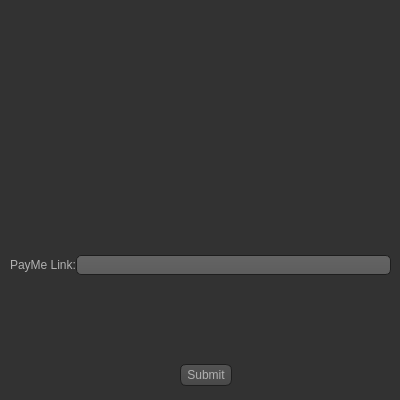
Before: the Qt Designer form UI/Driver_Paypal.ui in 1412kauti/ProjectHurricane, drawn with Qt 5.
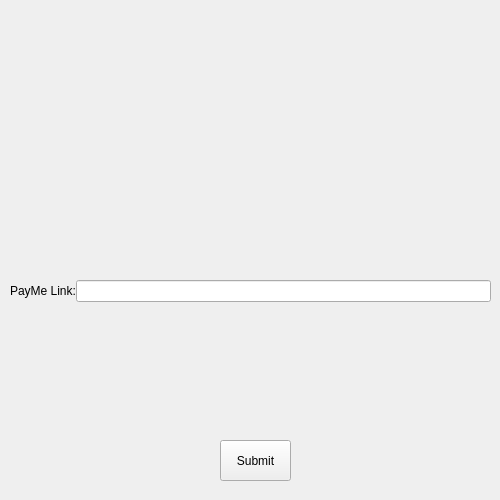
After: the same form once the commit is applied. Icons and pictures are not drawn.

Patch:
```diff
--- a/UI/Driver_Paypal.ui
+++ b/UI/Driver_Paypal.ui
@@ -6,8 +6,8 @@
    <rect>
     <x>0</x>
     <y>0</y>
-    <width>400</width>
-    <height>400</height>
+    <width>500</width>
+    <height>500</height>
    </rect>
   </property>
   <property name="sizePolicy">
@@ -18,545 +18,27 @@
   </property>
   <property name="minimumSize">
    <size>
-    <width>400</width>
-    <height>400</height>
+    <width>500</width>
+    <height>500</height>
    </size>
   </property>
   <property name="maximumSize">
    <size>
-    <width>400</width>
-    <height>400</height>
+    <width>500</width>
+    <height>500</height>
    </size>
   </property>
   <property name="windowTitle">
    <string>Form</string>
   </property>
   <property name="styleSheet">
-   <string notr="true">QToolTip
-{
-     border: 1px solid black;
-     background-color: #ffa02f;
-     padding: 1px;
-     border-radius: 3px;
-     opacity: 100;
-}
-
-QWidget
-{
-    color: #b1b1b1;
-    background-color: #323232;
-}
-
-QTreeView, QListView
-{
-    background-color: silver;
-    margin-left: 5px;
-}
-
-QWidget:item:hover
-{
-    background-color: QLinearGradient( x1: 0, y1: 0, x2: 0, y2: 1, stop: 0 #ffa02f, stop: 1 #ca0619);
-    color: #000000;
-}
-
-QWidget:item:selected
-{
-    background-color: QLinearGradient( x1: 0, y1: 0, x2: 0, y2: 1, stop: 0 #ffa02f, stop: 1 #d7801a);
-}
-
-QMenuBar::item
-{
-    background: transparent;
-}
-
-QMenuBar::item:selected
-{
-    background: transparent;
-    border: 1px solid #ffaa00;
-}
-
-QMenuBar::item:pressed
-{
-    background: #444;
-    border: 1px solid #000;
-    background-color: QLinearGradient(
-        x1:0, y1:0,
-        x2:0, y2:1,
-        stop:1 #212121,
-        stop:0.4 #343434/*,
-        stop:0.2 #343434,
-        stop:0.1 #ffaa00*/
-    );
-    margin-bottom:-1px;
-    padding-bottom:1px;
-}
-
-QMenu
-{
-    border: 1px solid #000;
-}
-
-QMenu::item
-{
-    padding: 2px 20px 2px 20px;
-}
-
-QMenu::item:selected
-{
-    color: #000000;
-}
-
-QWidget:disabled
-{
-    color: #808080;
-    background-color: #323232;
-}
-
-QAbstractItemView
-{
-    background-color: QLinearGradient( x1: 0, y1: 0, x2: 0, y2: 1, stop: 0 #4d4d4d, stop: 0.1 #646464, stop: 1 #5d5d5d);
-}
-
-QWidget:focus
-{
-    /*border: 1px solid darkgray;*/
-}
-
-QLineEdit
-{
-    background-color: QLinearGradient( x1: 0, y1: 0, x2: 0, y2: 1, stop: 0 #4d4d4d, stop: 0 #646464, stop: 1 #5d5d5d);
-    padding: 1px;
-    border-style: solid;
-    border: 1px solid #1e1e1e;
-    border-radius: 5;
-}
-
-QPushButton
-{
-    color: #b1b1b1;
-    background-color: QLinearGradient( x1: 0, y1: 0, x2: 0, y2: 1, stop: 0 #565656, stop: 0.1 #525252, stop: 0.5 #4e4e4e, stop: 0.9 #4a4a4a, stop: 1 #464646);
-    border-width: 1px;
-    border-color: #1e1e1e;
-    border-style: solid;
-    border-radius: 6;
-    padding: 3px;
-    font-size: 12px;
-    padding-left: 5px;
-    padding-right: 5px;
-    min-width: 40px;
-}
-
-QPushButton:pressed
-{
-    background-color: QLinearGradient( x1: 0, y1: 0, x2: 0, y2: 1, stop: 0 #2d2d2d, stop: 0.1 #2b2b2b, stop: 0.5 #292929, stop: 0.9 #282828, stop: 1 #252525);
-}
-
-QComboBox
-{
-    selection-background-color: #ffaa00;
-    background-color: QLinearGradient( x1: 0, y1: 0, x2: 0, y2: 1, stop: 0 #565656, stop: 0.1 #525252, stop: 0.5 #4e4e4e, stop: 0.9 #4a4a4a, stop: 1 #464646);
-    border-style: solid;
-    border: 1px solid #1e1e1e;
-    border-radius: 5;
-}
-
-QComboBox:hover,QPushButton:hover
-{
-    border: 2px solid QLinearGradient( x1: 0, y1: 0, x2: 0, y2: 1, stop: 0 #ffa02f, stop: 1 #d7801a);
-}
-
-
-QComboBox:on
-{
-    padding-top: 3px;
-    padding-left: 4px;
-    background-color: QLinearGradient( x1: 0, y1: 0, x2: 0, y2: 1, stop: 0 #2d2d2d, stop: 0.1 #2b2b2b, stop: 0.5 #292929, stop: 0.9 #282828, stop: 1 #252525);
-    selection-background-color: #ffaa00;
-}
-
-QComboBox QAbstractItemView
-{
-    border: 2px solid darkgray;
-    selection-background-color: QLinearGradient( x1: 0, y1: 0, x2: 0, y2: 1, stop: 0 #ffa02f, stop: 1 #d7801a);
-}
-
-QComboBox::drop-down
-{
-     subcontrol-origin: padding;
-     subcontrol-position: top right;
-     width: 15px;
-
-     border-left-width: 0px;
-     border-left-color: darkgray;
-     border-left-style: solid; /* just a single line */
-     border-top-right-radius: 3px; /* same radius as the QComboBox */
-     border-bottom-right-radius: 3px;
- }
-
-QComboBox::down-arrow
-{
-     image: url(:/dark_orange/img/down_arrow.png);
-}
-
-QGroupBox
-{
-    border: 1px solid darkgray;
-    margin-top: 10px;
-}
-
-QGroupBox:focus
-{
-    border: 1px solid darkgray;
-}
-
-QTextEdit:focus
-{
-    border: 1px solid darkgray;
-}
-
-QScrollBar:horizontal {
-     border: 1px solid #222222;
-     background: QLinearGradient( x1: 0, y1: 0, x2: 0, y2: 1, stop: 0.0 #121212, stop: 0.2 #282828, stop: 1 #484848);
-     height: 7px;
-     margin: 0px 16px 0 16px;
-}
-
-QScrollBar::handle:horizontal
-{
-      background: QLinearGradient( x1: 0, y1: 0, x2: 1, y2: 0, stop: 0 #ffa02f, stop: 0.5 #d7801a, stop: 1 #ffa02f);
-      min-height: 20px;
-      border-radius: 2px;
-}
-
-QScrollBar::add-line:horizontal {
-      border: 1px solid #1b1b19;
-      border-radius: 2px;
-      background: QLinearGradient( x1: 0, y1: 0, x2: 1, y2: 0, stop: 0 #ffa02f, stop: 1 #d7801a);
-      width: 14px;
-      subcontrol-position: right;
-      subcontrol-origin: margin;
-}
-
-QScrollBar::sub-line:horizontal {
-      border: 1px solid #1b1b19;
-      border-radius: 2px;
-      background: QLinearGradient( x1: 0, y1: 0, x2: 1, y2: 0, stop: 0 #ffa02f, stop: 1 #d7801a);
-      width: 14px;
-     subcontrol-position: left;
-     subcontrol-origin: margin;
-}
-
-QScrollBar::right-arrow:horizontal, QScrollBar::left-arrow:horizontal
-{
-      border: 1px solid black;
-      width: 1px;
-      height: 1px;
-      background: white;
-}
-
-QScrollBar::add-page:horizontal, QScrollBar::sub-page:horizontal
-{
-      background: none;
-}
-
-QScrollBar:vertical
-{
-      background: QLinearGradient( x1: 0, y1: 0, x2: 1, y2: 0, stop: 0.0 #121212, stop: 0.2 #282828, stop: 1 #484848);
-      width: 7px;
-      margin: 16px 0 16px 0;
-      border: 1px solid #222222;
-}
-
-QScrollBar::handle:vertical
-{
-      background: QLinearGradient( x1: 0, y1: 0, x2: 0, y2: 1, stop: 0 #ffa02f, stop: 0.5 #d7801a, stop: 1 #ffa02f);
-      min-height: 20px;
-      border-radius: 2px;
-}
-
-QScrollBar::add-line:vertical
-{
-      border: 1px solid #1b1b19;
-      border-radius: 2px;
-      background: QLinearGradient( x1: 0, y1: 0, x2: 0, y2: 1, stop: 0 #ffa02f, stop: 1 #d7801a);
-      height: 14px;
-      subcontrol-position: bottom;
-      subcontrol-origin: margin;
-}
-
-QScrollBar::sub-line:vertical
-{
-      border: 1px solid #1b1b19;
-      border-radius: 2px;
-      background: QLinearGradient( x1: 0, y1: 0, x2: 0, y2: 1, stop: 0 #d7801a, stop: 1 #ffa02f);
-      height: 14px;
-      subcontrol-position: top;
-      subcontrol-origin: margin;
-}
-
-QScrollBar::up-arrow:vertical, QScrollBar::down-arrow:vertical
-{
-      border: 1px solid black;
-      width: 1px;
-      height: 1px;
-      background: white;
-}
-
-
-QScrollBar::add-page:vertical, QScrollBar::sub-page:vertical
-{
-      background: none;
-}
-
-QTextEdit
-{
-    background-color: #242424;
-}
-
-QPlainTextEdit
-{
-    background-color: #242424;
-}
-
-QHeaderView::section
-{
-    background-color: QLinearGradient(x1:0, y1:0, x2:0, y2:1, stop:0 #616161, stop: 0.5 #505050, stop: 0.6 #434343, stop:1 #656565);
-    color: white;
-    padding-left: 4px;
-    border: 1px solid #6c6c6c;
-}
-
-QCheckBox:disabled
-{
-color: #414141;
-}
-
-QDockWidget::title
-{
-    text-align: center;
-    spacing: 3px; /* spacing between items in the tool bar */
-    background-color: QLinearGradient(x1:0, y1:0, x2:0, y2:1, stop:0 #323232, stop: 0.5 #242424, stop:1 #323232);
-}
-
-QDockWidget::close-button, QDockWidget::float-button
-{
-    text-align: center;
-    spacing: 1px; /* spacing between items in the tool bar */
-    background-color: QLinearGradient(x1:0, y1:0, x2:0, y2:1, stop:0 #323232, stop: 0.5 #242424, stop:1 #323232);
-}
-
-QDockWidget::close-button:hover, QDockWidget::float-button:hover
-{
-    background: #242424;
-}
-
-QDockWidget::close-button:pressed, QDockWidget::float-button:pressed
-{
-    padding: 1px -1px -1px 1px;
-}
-
-QMainWindow::separator
-{
-    background-color: QLinearGradient(x1:0, y1:0, x2:0, y2:1, stop:0 #161616, stop: 0.5 #151515, stop: 0.6 #212121, stop:1 #343434);
-    color: white;
-    padding-left: 4px;
-    border: 1px solid #4c4c4c;
-    spacing: 3px; /* spacing between items in the tool bar */
-}
-
-QMainWindow::separator:hover
-{
-
-    background-color: QLinearGradient(x1:0, y1:0, x2:0, y2:1, stop:0 #d7801a, stop:0.5 #b56c17 stop:1 #ffa02f);
-    color: white;
-    padding-left: 4px;
-    border: 1px solid #6c6c6c;
-    spacing: 3px; /* spacing between items in the tool bar */
-}
-
-QToolBar::handle
-{
-     spacing: 3px; /* spacing between items in the tool bar */
-     background: url(:/dark_orange/img/handle.png);
-}
-
-QMenu::separator
-{
-    height: 2px;
-    background-color: QLinearGradient(x1:0, y1:0, x2:0, y2:1, stop:0 #161616, stop: 0.5 #151515, stop: 0.6 #212121, stop:1 #343434);
-    color: white;
-    padding-left: 4px;
-    margin-left: 10px;
-    margin-right: 5px;
-}
-
-QProgressBar
-{
-    border: 2px solid grey;
-    border-radius: 5px;
-    text-align: center;
-}
-
-QProgressBar::chunk
-{
-    background-color: #d7801a;
-    width: 2.15px;
-    margin: 0.5px;
-}
-
-QTabBar::tab {
-    color: #b1b1b1;
-    border: 1px solid #444;
-    border-bottom-style: none;
-    background-color: #323232;
-    padding-left: 10px;
-    padding-right: 10px;
-    padding-top: 3px;
-    padding-bottom: 2px;
-    margin-right: -1px;
-}
-
-QTabWidget::pane {
-    border: 1px solid #444;
-    top: 1px;
-}
-
-QTabBar::tab:last
-{
-    margin-right: 0; /* the last selected tab has nothing to overlap with on the right */
-    border-top-right-radius: 3px;
-}
-
-QTabBar::tab:first:!selected
-{
- margin-left: 0px; /* the last selected tab has nothing to overlap with on the right */
-
-
-    border-top-left-radius: 3px;
-}
-
-QTabBar::tab:!selected
-{
-    color: #b1b1b1;
-    border-bottom-style: solid;
-    margin-top: 3px;
-    background-color: QLinearGradient(x1:0, y1:0, x2:0, y2:1, stop:1 #212121, stop:.4 #343434);
-}
-
-QTabBar::tab:selected
-{
-    border-top-left-radius: 3px;
-    border-top-right-radius: 3px;
-    margin-bottom: 0px;
-}
-
-QTabBar::tab:!selected:hover
-{
-    /*border-top: 2px solid #ffaa00;
-    padding-bottom: 3px;*/
-    border-top-left-radius: 3px;
-    border-top-right-radius: 3px;
-    background-color: QLinearGradient(x1:0, y1:0, x2:0, y2:1, stop:1 #212121, stop:0.4 #343434, stop:0.2 #343434, stop:0.1 #ffaa00);
-}
-
-QRadioButton::indicator:checked, QRadioButton::indicator:unchecked{
-    color: #b1b1b1;
-    background-color: #323232;
-    border: 1px solid #b1b1b1;
-    border-radius: 6px;
-}
-
-QRadioButton::indicator:checked
-{
-    background-color: qradialgradient(
-        cx: 0.5, cy: 0.5,
-        fx: 0.5, fy: 0.5,
-        radius: 1.0,
-        stop: 0.25 #ffaa00,
-        stop: 0.3 #323232
-    );
-}
-
-QCheckBox::indicator{
-    color: #b1b1b1;
-    background-color: #323232;
-    border: 1px solid #b1b1b1;
-    width: 9px;
-    height: 9px;
-}
-
-QRadioButton::indicator
-{
-    border-radius: 6px;
-}
-
-QRadioButton::indicator:hover, QCheckBox::indicator:hover
-{
-    border: 1px solid #ffaa00;
-}
-
-QCheckBox::indicator:checked
-{
-    image:url(:/dark_orange/img/checkbox.png);
-}
-
-QCheckBox::indicator:disabled, QRadioButton::indicator:disabled
-{
-    border: 1px solid #444;
-}
-
-
-QSlider::groove:horizontal {
-    border: 1px solid #3A3939;
-    height: 8px;
-    background: #201F1F;
-    margin: 2px 0;
-    border-radius: 2px;
-}
-
-QSlider::handle:horizontal {
-    background: QLinearGradient( x1: 0, y1: 0, x2: 0, y2: 1,
-      stop: 0.0 silver, stop: 0.2 #a8a8a8, stop: 1 #727272);
-    border: 1px solid #3A3939;
-    width: 14px;
-    height: 14px;
-    margin: -4px 0;
-    border-radius: 2px;
-}
-
-QSlider::groove:vertical {
-    border: 1px solid #3A3939;
-    width: 8px;
-    background: #201F1F;
-    margin: 0 0px;
-    border-radius: 2px;
-}
-
-QSlider::handle:vertical {
-    background: QLinearGradient( x1: 0, y1: 0, x2: 0, y2: 1, stop: 0.0 silver,
-      stop: 0.2 #a8a8a8, stop: 1 #727272);
-    border: 1px solid #3A3939;
-    width: 14px;
-    height: 14px;
-    margin: 0 -4px;
-    border-radius: 2px;
-}
-
-QAbstractSpinBox {
-    padding-top: 2px;
-    padding-bottom: 2px;
-    border: 1px solid darkgray;
-
-    border-radius: 2px;
-    min-width: 50px;
-}
-</string>
+   <string notr="true"/>
   </property>
   <widget class="QWidget" name="formLayoutWidget">
    <property name="geometry">
     <rect>
-     <x>140</x>
-     <y>30</y>
+     <x>190</x>
+     <y>70</y>
      <width>142</width>
      <height>121</height>
     </rect>
@@ -579,8 +61,8 @@
     <rect>
      <x>10</x>
      <y>180</y>
-     <width>381</width>
-     <height>171</height>
+     <width>481</width>
+     <height>241</height>
     </rect>
    </property>
    <layout class="QFormLayout" name="formLayout_2">
@@ -591,7 +73,7 @@
      <number>0</number>
     </property>
     <property name="topMargin">
-     <number>75</number>
+     <number>100</number>
     </property>
     <item row="0" column="0">
      <widget class="QLabel" name="label_2">
@@ -608,17 +90,17 @@
   <widget class="QWidget" name="verticalLayoutWidget">
    <property name="geometry">
     <rect>
-     <x>180</x>
-     <y>360</y>
-     <width>61</width>
-     <height>31</height>
+     <x>220</x>
+     <y>440</y>
+     <width>71</width>
+     <height>41</height>
     </rect>
    </property>
    <layout class="QVBoxLayout" name="verticalLayout">
     <item>
      <widget class="QPushButton" name="Submit_Details4">
       <property name="sizePolicy">
-       <sizepolicy hsizetype="Maximum" vsizetype="Maximum">
+       <sizepolicy hsizetype="Minimum" vsizetype="Preferred">
         <horstretch>0</horstretch>
         <verstretch>0</verstretch>
        </sizepolicy>
```
